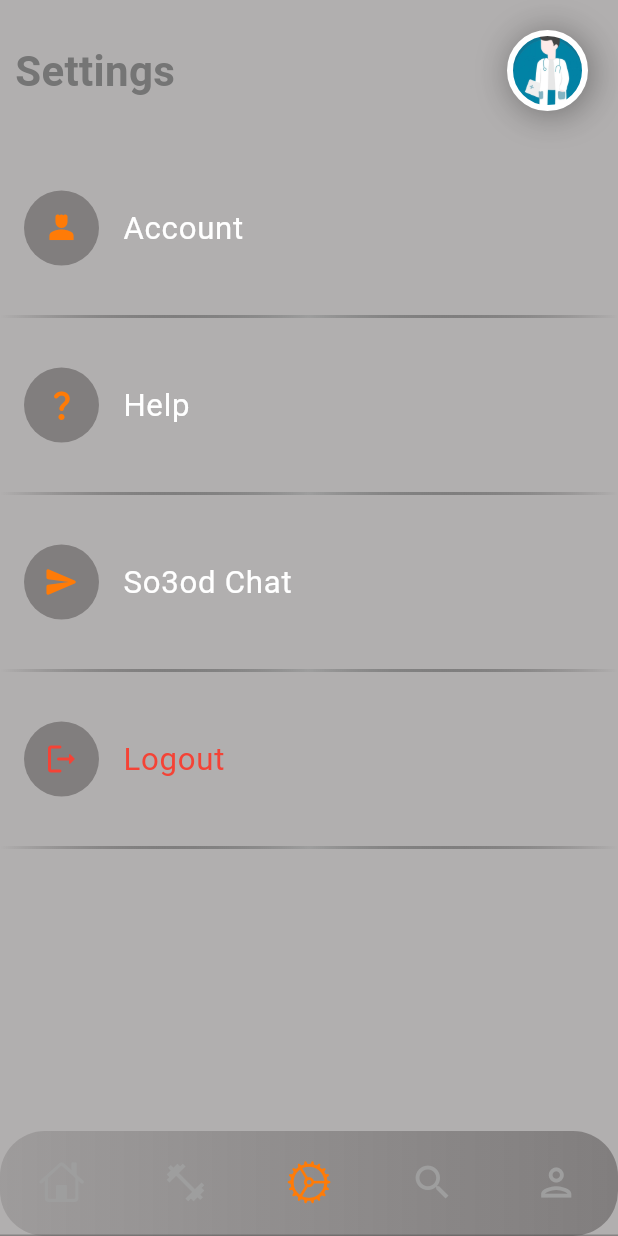
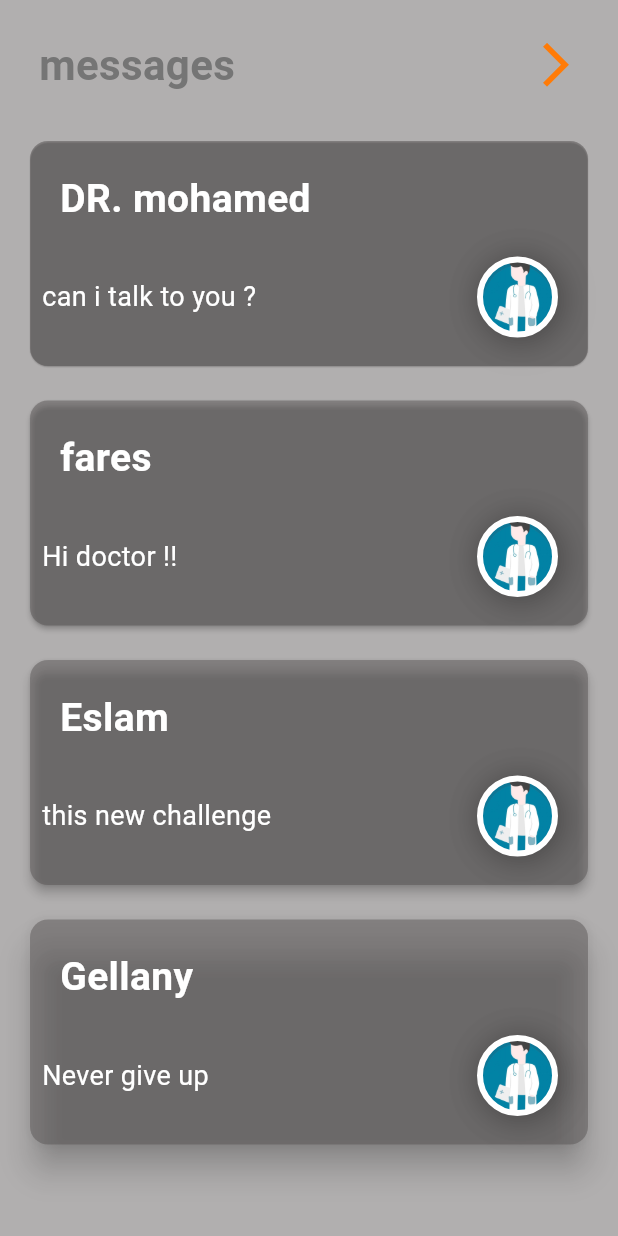
Before and after one commit to mahmoud-hagag/graduate, a Flutter app: the screen it shows after launch, item 3 of the bottom bar chosen, after a tap on "So3od Chat", on a phone screen of 412 x 824 dp. Run offline on Flutter 3.47's test engine with Material 3 defaults, Android fonts, the light colour scheme and no system bars; our stand-ins replace animated_splash_screen, awesome_dialog, lottie, page_transition.

Commit message:
Update custom\_button.dart - remove import of colors.dart Update helps.dart - format code and update Header widget Update profile.dart - restructure profile information and add padding Update setting.dart - add

```diff
--- a/lib/components/custom_button.dart
+++ b/lib/components/custom_button.dart
@@ -1,5 +1,4 @@
 import 'package:flutter/material.dart';
-import 'package:graduate/constants/colors.dart';
 
 // ignore: must_be_immutable
 class CustomButton extends StatefulWidget {
--- /dev/null
+++ b/lib/screens/chats/home.dart
@@ -0,0 +1,211 @@
+import 'package:flutter/material.dart';
+import 'package:graduate/components/header.dart';
+import 'package:graduate/components/user_photo.dart';
+import 'package:graduate/constants/colors.dart';
+
+class HomeChat extends StatelessWidget {
+  const HomeChat({super.key});
+
+  @override
+  Widget build(BuildContext context) {
+    return Scaffold(
+      body: SingleChildScrollView(
+        child: SafeArea(
+          child: Container(
+            padding: const EdgeInsets.all(16.0),
+            child: Column(
+              children: [
+                Header(
+                  'messages',
+                  rightSide: IconButton(
+                    onPressed: () {
+                      Navigator.of(context).pop();
+                    },
+                    icon: const Icon(
+                      size: 35,
+                      Icons.arrow_forward_ios_outlined,
+                      color: baseColor,
+                    ),
+                  ),
+                ),
+                const SizedBox(height: 20),
+                GestureDetector(
+                  onTap: (){},
+                  child: const Card(
+                    elevation: .4,
+                    child: SizedBox(
+                      width: double.infinity,
+                      height: 150,
+                      child: Column(
+                        crossAxisAlignment: CrossAxisAlignment.start,
+                        children: [
+                          Padding(
+                            padding: EdgeInsets.only(top: 20, left: 20),
+                            child: Text(
+                              'DR. mohamed',
+                              style: TextStyle(
+                                fontSize: 26,
+                                fontWeight: FontWeight.bold,
+                              ),
+                            ),
+                          ),
+                          SizedBox(
+                            height: 20,
+                          ),
+                          Row(
+                            mainAxisAlignment: MainAxisAlignment.spaceBetween,
+                            children: [
+                              Padding(
+                                padding: EdgeInsets.only(left: 8.0),
+                                child: Text(
+                                  'can i talk to you ?',
+                                  style: TextStyle(
+                                    fontSize: 18,
+                                  ),
+                                ),
+                              ),
+                              UserPhoto(),
+                            ],
+                          ),
+                        ],
+                      ),
+                    ),
+                  ),
+                ),
+                const SizedBox(
+                  height: 15,
+                ),
+                const Card(
+                  elevation: 1.5,
+                  child: SizedBox(
+                    width: double.infinity,
+                    height: 150,
+                    child: Column(
+                      crossAxisAlignment: CrossAxisAlignment.start,
+                      children: [
+                        Padding(
+                          padding: EdgeInsets.only(top: 20, left: 20),
+                          child: Text(
+                            'fares',
+                            style: TextStyle(
+                              fontSize: 26,
+                              fontWeight: FontWeight.bold,
+                            ),
+                          ),
+                        ),
+                        SizedBox(
+                          height: 20,
+                        ),
+                        Row(
+                          mainAxisAlignment: MainAxisAlignment.spaceBetween,
+                          children: [
+                            Padding(
+                              padding: EdgeInsets.only(left: 8.0),
+                              child: Text(
+                                'Hi doctor !!',
+                                style: TextStyle(
+                                  fontSize: 18,
+                                ),
+                              ),
+                            ),
+                            UserPhoto()
+                          ],
+                        ),
+                      ],
+                    ),
+                  ),
+                ),
+                const SizedBox(
+                  height: 15,
+                ),
+                const Card(
+                  elevation: 3,
+                  child: SizedBox(
+                    width: double.infinity,
+                    height: 150,
+                    child: Column(
+                      crossAxisAlignment: CrossAxisAlignment.start,
+                      children: [
+                        Padding(
+                          padding: EdgeInsets.only(top: 20, left: 20),
+                          child: Text(
+                            'Eslam',
+                            style: TextStyle(
+                              fontSize: 26,
+                              fontWeight: FontWeight.bold,
+                            ),
+                          ),
+                        ),
+                        SizedBox(
+                          height: 20,
+                        ),
+                        Row(
+                          mainAxisAlignment: MainAxisAlignment.spaceBetween,
+                          children: [
+                            Padding(
+                              padding: EdgeInsets.only(left: 8.0),
+                              child: Text(
+                                'this new challenge',
+                                style: TextStyle(
+                                  fontSize: 18,
+                                ),
+                              ),
+                            ),
+                            UserPhoto()
+                          ],
+                        ),
+                      ],
+                    ),
+                  ),
+                ),
+                const SizedBox(
+                  height: 15,
+                ),
+                const Card(
+                  elevation: 9,
+                  child: SizedBox(
+                    width: double.infinity,
+                    height: 150,
+                    child: Column(
+                      crossAxisAlignment: CrossAxisAlignment.start,
+                      children: [
+                        Padding(
+                          padding: EdgeInsets.only(top: 20, left: 20),
+                          child: Text(
+                            'Gellany',
+                            style: TextStyle(
+                              fontSize: 26,
+                              fontWeight: FontWeight.bold,
+                            ),
+                          ),
+                        ),
+                        SizedBox(
+                          height: 20,
+                        ),
+                        Row(
+                          mainAxisAlignment: MainAxisAlignment.spaceBetween,
+                          children: [
+                            Padding(
+                              padding: EdgeInsets.only(left: 8.0),
+                              child: Text(
+                                'Never give up',
+                                style: TextStyle(
+                                  fontSize: 18,
+                                ),
+                              ),
+                            ),
+                            UserPhoto()
+                          ],
+                        ),
+                      ],
+                    ),
+                  ),
+                ),
+              ],
+            ),
+          ),
+        ),
+      ),
+    );
+  }
+}
--- a/lib/screens/doctors/helps.dart
+++ b/lib/screens/doctors/helps.dart
@@ -9,7 +9,6 @@ class Helps extends StatelessWidget {
   Widget build(BuildContext context) {
     return Scaffold(
       body: SafeArea(
-        child: Container(
         child: Padding(
           padding: const EdgeInsets.only(top: 20.0),
           child: Column(
@@ -41,7 +40,6 @@ class Helps extends StatelessWidget {
           ),
         ),
       ),
-      ),
     );
   }
 }
--- a/lib/screens/doctors/profile.dart
+++ b/lib/screens/doctors/profile.dart
@@ -14,6 +14,7 @@ class Profile extends StatelessWidget {
           child: Container(
             padding: const EdgeInsets.only(top: 20.0),
             child: Column(
+              crossAxisAlignment: CrossAxisAlignment.start,
               children: [
                 Header(
                   'Profile',
@@ -36,7 +37,8 @@ class Profile extends StatelessWidget {
                 const SizedBox(
                   height: 40,
                 ),
-                SizedBox(
+                Center(
+                  child: SizedBox(
                     width: 130,
                     height: 130,
                     child: ClipRRect(
@@ -46,10 +48,76 @@ class Profile extends StatelessWidget {
                       ),
                     ),
                   ),
+                ),
                 const SizedBox(
                   height: 30,
                 ),
-
+                Padding(
+                  padding: const EdgeInsets.symmetric(horizontal: 50.0),
+                  child: Row(
+                    mainAxisAlignment: MainAxisAlignment.spaceBetween,
+                    children: [
+                      const Text('Your Name',
+                        style: TextStyle(fontSize: 18),),
+                      IconButton(
+                          onPressed: () {},
+                          icon: const Icon(Icons.edit_outlined))
+                    ],
+                  ),
+                ),
+                const SizedBox(
+                  height: 30,
+                ),
+                Padding(
+                  padding: const EdgeInsets.symmetric(horizontal: 50.0),
+                  child: Row(
+                    mainAxisAlignment: MainAxisAlignment.spaceBetween,
+                    children: [
+                      const Text('Phone',
+                        style: TextStyle(fontSize: 18),),
+                      IconButton(
+                          onPressed: () {},
+                          icon: const Icon(Icons.edit_outlined))
+                    ],
+                  ),
+                ),
+                const SizedBox(
+                  height: 30,
+                ),
+                Padding(
+                  padding: const EdgeInsets.symmetric(horizontal: 50.0),
+                  child: Row(
+                    mainAxisAlignment: MainAxisAlignment.spaceBetween,
+                    children: [
+                      const Text('Gender',
+                        style: TextStyle(fontSize: 18),),
+                      IconButton(
+                          onPressed: () {},
+                          icon: const Icon(Icons.edit_outlined))
+                    ],
+                  ),
+                ),
+                const SizedBox(
+                  height: 30,
+                ),
+                Padding(
+                  padding: const EdgeInsets.symmetric(horizontal: 50.0),
+                  child: Row(
+                    mainAxisAlignment: MainAxisAlignment.spaceBetween,
+                    children: [
+                      const Text(
+                        'Password',
+                        style: TextStyle(fontSize: 18),
+                      ),
+                      IconButton(
+                          onPressed: () {},
+                          icon: const Icon(Icons.edit_outlined))
+                    ],
+                  ),
+                ),
+                const SizedBox(
+                  height: 30,
+                ),
               ],
             ),
           ),
--- a/lib/screens/doctors/setting.dart
+++ b/lib/screens/doctors/setting.dart
@@ -2,6 +2,7 @@ import 'package:flutter/material.dart';
 import 'package:graduate/components/header.dart';
 import 'package:graduate/components/setting_menu.dart';
 import 'package:graduate/components/user_photo.dart';
+import 'package:graduate/screens/chats/home.dart';
 import 'package:graduate/screens/doctors/helps.dart';
 
 class Setting extends StatelessWidget {
@@ -71,7 +72,11 @@ class Setting extends StatelessWidget {
                 SettingMenuWidget(
                   title: "So3od Chat",
                   icon: Icons.send_rounded,
-                  onPress: () {},
+                  onPress: () {
+                    Navigator.of(context).push(MaterialPageRoute(
+                      builder: (context) => const HomeChat(),
+                    ));
+                  },
                 ),
                 const SizedBox(
                   height: 30,
```
Lines whose indentation alone changed are shown as unchanged.
